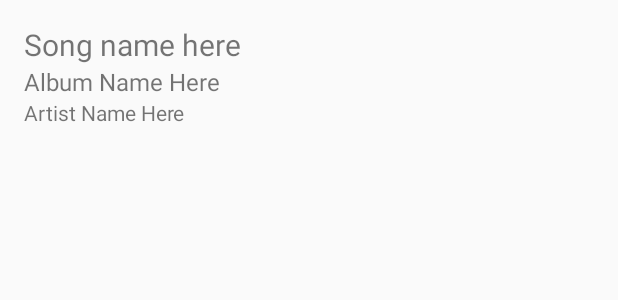
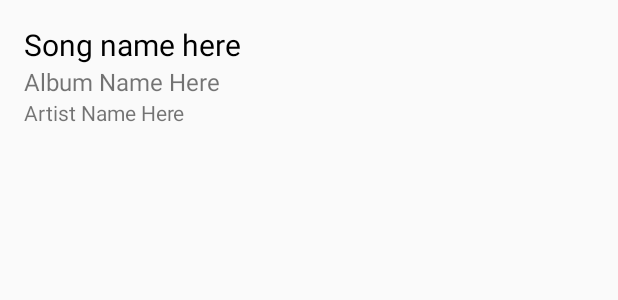
Before and after one commit to alegend4u/better-waves, an Android app: the layout item_song.xml on its own in the app's theme, with its tools: preview values and no code run, on a phone screen of 412 x 824 dp. Shown: the top 300 px of the screen. Run offline under Robolectric (Android 15) with nearby library versions, the phone set to English and light mode, and no system bars; network calls fail.

Commit message:
Improved list look.

```diff
--- a/Platform/Android/Better_Waves/app/src/main/res/layout/item_song.xml
+++ b/Platform/Android/Better_Waves/app/src/main/res/layout/item_song.xml
@@ -9,7 +9,9 @@
         android:layout_width="match_parent"
         android:layout_height="wrap_content"
         android:orientation="vertical"
-        android:padding="@dimen/list_item_left_padding"
+        android:paddingLeft="@dimen/list_item_left_padding"
+        android:paddingTop="@dimen/list_item_top_padding"
+        android:paddingRight="@dimen/list_item_left_padding"
         app:layout_constraintStart_toStartOf="parent"
         app:layout_constraintTop_toTopOf="parent">
 
@@ -17,6 +19,7 @@
             android:id="@+id/song_name"
             android:layout_width="match_parent"
             android:layout_height="wrap_content"
+            android:textColor="#000000"
             android:textSize="20sp"
             tools:text="@string/song_name_here" />
 
--- a/Platform/Android/Better_Waves/app/src/main/res/values/dimens.xml
+++ b/Platform/Android/Better_Waves/app/src/main/res/values/dimens.xml
@@ -5,6 +5,6 @@
     <dimen name="appbar_padding">16dp</dimen>
     <dimen name="fab_margin">16dp</dimen>
     <dimen name="appbar_padding_top">8dp</dimen>
-    <dimen name="list_item_left_margin">16dp</dimen>
     <dimen name="list_item_left_padding">16dp</dimen>
+    <dimen name="list_item_top_padding">16dp</dimen>
 </resources>
```
Also changed, not shown: Platform/Android/Better_Waves/app/src/main/java/com/example/better_waves/SongListActivity.java (deleted, +0 -118 lines).
